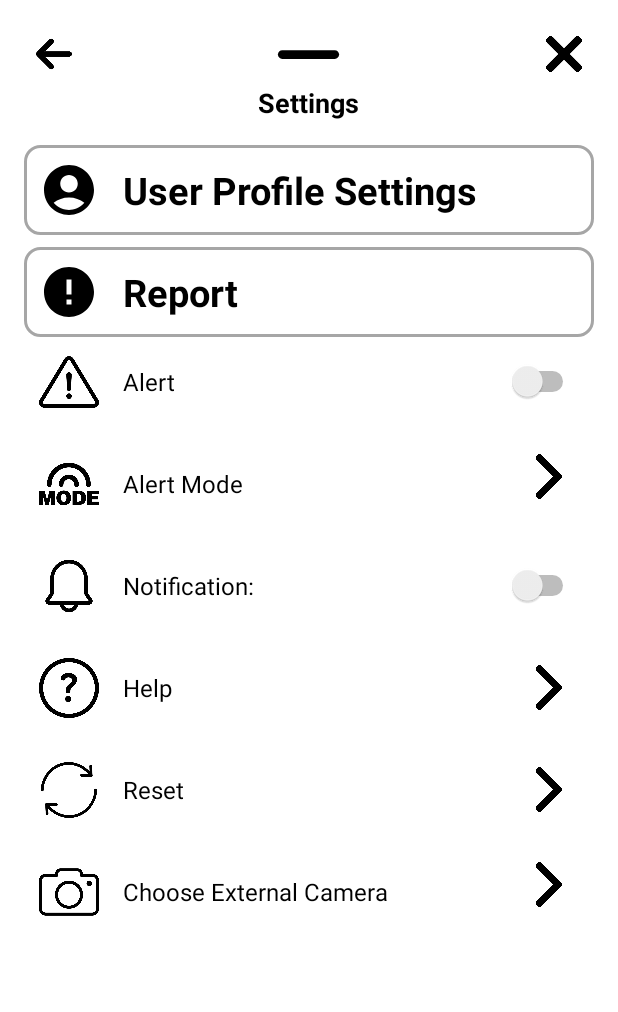
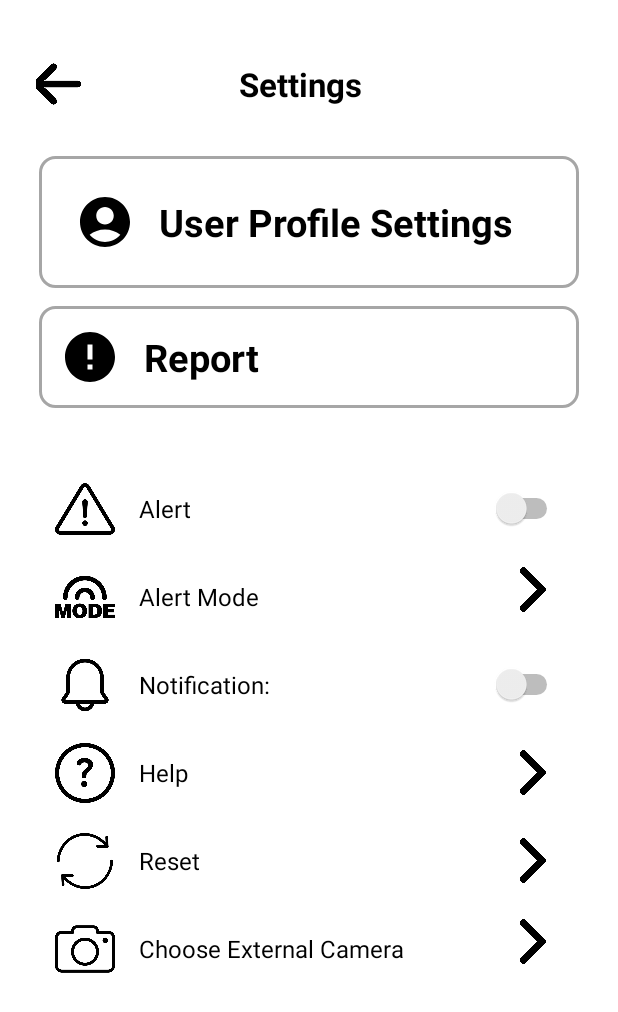
Before and after one commit to DynnKyru/DriveAware-Road_hazard_detector, an Android app: the layout settings.xml on its own in the app's theme, with its tools: preview values and no code run, on a phone screen of 412 x 824 dp. Shown: the top 1012 px of the screen. Run offline under Robolectric (Android 15) with nearby library versions, the phone set to English and light mode, and no system bars.

Commit message:
fixed layout (not yet redesigned)

```diff
--- a/app/src/main/java/com/DynnKyru/driveAware/MainActivity.kt
+++ b/app/src/main/java/com/DynnKyru/driveAware/MainActivity.kt
@@ -68,6 +68,7 @@ import java.io.FileOutputStream
 import java.util.Date
 import java.util.Locale
 import android.app.AlertDialog
+import android.content.Context
 import android.content.Intent
 import android.media.MediaPlayer
 import android.view.animation.OvershootInterpolator
@@ -1335,13 +1336,22 @@ class MainActivity : AppCompatActivity() {
         val isChecked = switch.isChecked
         Toast.makeText(this, if (isChecked) "Night Mode Enabled" else "Night Mode Disabled", Toast.LENGTH_SHORT).show()
     }
+    fun Context.createDialog(layoutId: Int): Dialog {
+        val dialog = Dialog(this)
+        dialog.setContentView(layoutId)
 
-    private fun createDialog(layoutResId: Int): Dialog {
-        val dialog = Dialog(this).apply {
-            requestWindowFeature(Window.FEATURE_NO_TITLE)
-            setContentView(layoutResId)
-        }
-        setupDialogWindow(dialog)
+        // Optional: Make background transparent
+        dialog.window?.setBackgroundDrawableResource(android.R.color.transparent)
+
+        // Optional: Set layout size
+        dialog.window?.setLayout(
+            ViewGroup.LayoutParams.MATCH_PARENT,
+            ViewGroup.LayoutParams.WRAP_CONTENT
+        )
+
+        // Optional: Disable outside touch to dismiss
+        dialog.setCancelable(true)
+
         return dialog
     }
 
--- a/app/src/main/res/layout/settings.xml
+++ b/app/src/main/res/layout/settings.xml
@@ -1,74 +1,58 @@
 <?xml version="1.0" encoding="utf-8"?>
 <LinearLayout xmlns:android="http://schemas.android.com/apk/res/android"
-    xmlns:app="http://schemas.android.com/apk/res-auto"
     android:layout_width="match_parent"
     android:layout_height="match_parent"
     android:background="@android:color/white"
     android:orientation="vertical"
     android:padding="16dp">
 
-    <!-- ✅ Top Bar -->
-    <RelativeLayout
-        android:layout_width="match_parent"
-        android:layout_height="wrap_content"
-        android:padding="8dp">
+    <!-- ✅ Combined Back Button + Title -->
 
-        <!-- Center Top Button -->
-        <ImageView
-            android:id="@+id/topCenterButton"
-            android:layout_width="70dp"
-            android:layout_height="wrap_content"
-            android:layout_centerInParent="true"
-            android:backgroundTint="@color/black"
-            android:scaleType="centerCrop"
-            android:src="@drawable/ic_round_remove_24" />
+    <!-- User Profile Settings -->
 
-        <ImageView
-            android:id="@+id/Backbutton"
-            android:layout_width="24dp"
-            android:layout_height="24dp"
-            android:clickable="true"
-            android:src="@drawable/back_arrow"
-            app:layout_constraintStart_toStartOf="parent"
-            app:layout_constraintTop_toTopOf="parent" />
-        <!-- Cancel (X) Button -->
-        <ImageView
-            android:id="@+id/cancelMenuButton"
-            android:layout_width="24dp"
-            android:layout_height="24dp"
-            android:layout_alignParentEnd="true"
-            android:src="@drawable/ic_exit" />
-    </RelativeLayout>
-
-    <!-- Title -->
     <LinearLayout
         android:layout_width="match_parent"
         android:layout_height="wrap_content"
-        android:gravity="center_horizontal"
         android:orientation="horizontal"
-        android:paddingBottom="8dp">
+        android:gravity="center_vertical"
+        android:paddingStart="8dp"
+        android:paddingEnd="24dp"
+        android:paddingTop="24dp"
+        android:paddingBottom="24dp">
+
+
+    <ImageView
+            android:id="@+id/Backbutton"
+            android:layout_width="32dp"
+            android:layout_height="32dp"
+            android:layout_marginStart="-2dp"
+            android:clickable="true"
+            android:src="@drawable/back_arrow" />
+
 
         <TextView
             android:id="@+id/menuTitle"
             android:layout_width="wrap_content"
             android:layout_height="wrap_content"
+            android:layout_marginStart="105dp"
             android:text="Settings"
             android:textColor="#000000"
-            android:textSize="18sp"
+            android:textSize="22sp"
             android:textStyle="bold" />
 
     </LinearLayout>
 
-    <!-- User Profile Settings -->
     <LinearLayout
         android:id="@+id/layoutProfile"
         android:layout_width="match_parent"
         android:layout_height="wrap_content"
         android:layout_marginTop="8dp"
         android:background="@drawable/border_gray"
+        android:layout_marginStart="10dp"
+        android:layout_marginEnd="10dp"
         android:gravity="center_vertical"
         android:orientation="horizontal"
-        android:padding="10dp">
+        android:padding="24dp">
 
         <ImageView
             android:layout_width="40dp"
@@ -93,10 +77,12 @@
         android:id="@+id/layoutReport"
         android:layout_width="match_parent"
         android:layout_height="wrap_content"
-        android:layout_marginTop="8dp"
+        android:layout_marginTop="12dp"
         android:background="@drawable/border_gray"
+        android:layout_marginStart="10dp"
+        android:layout_marginEnd="10dp"
         android:gravity="center_vertical"
-        android:padding="10dp">
+        android:padding="14dp">
 
         <ImageView
             android:layout_width="40dp"
@@ -119,11 +105,14 @@
     <!-- ✅ Alert Toggle -->
     <LinearLayout
         android:id="@+id/layoutAlerts"
+        android:layout_marginTop="42dp"
         android:layout_width="match_parent"
         android:layout_height="wrap_content"
+        android:layout_marginStart="15dp"
+        android:layout_marginEnd="15dp"
         android:gravity="center_vertical"
         android:orientation="horizontal"
-        android:padding="10dp">
+        android:padding="5dp">
 
         <ImageView
             android:layout_width="40dp"
@@ -153,10 +142,12 @@
         android:id="@+id/layoutAlertMode"
         android:layout_width="match_parent"
         android:layout_height="wrap_content"
+        android:layout_marginStart="15dp"
+        android:layout_marginEnd="15dp"
         android:layout_marginTop="8dp"
         android:gravity="center_vertical"
         android:orientation="horizontal"
-        android:padding="10dp">
+        android:padding="5dp">
 
         <ImageView
             android:layout_width="40dp"
@@ -189,10 +180,12 @@
         android:id="@+id/layoutNotification"
         android:layout_width="match_parent"
         android:layout_height="wrap_content"
+        android:layout_marginStart="15dp"
+        android:layout_marginEnd="15dp"
         android:layout_marginTop="8dp"
         android:gravity="center_vertical"
         android:orientation="horizontal"
-        android:padding="10dp">
+        android:padding="5dp">
 
         <ImageView
             android:layout_width="40dp"
@@ -221,10 +214,12 @@
         android:id="@+id/layoutHelp"
         android:layout_width="match_parent"
         android:layout_height="wrap_content"
+        android:layout_marginStart="15dp"
+        android:layout_marginEnd="15dp"
         android:layout_marginTop="8dp"
         android:gravity="center_vertical"
         android:orientation="horizontal"
-        android:padding="10dp">
+        android:padding="5dp">
 
         <ImageView
             android:layout_width="40dp"
@@ -256,10 +251,12 @@
         android:id="@+id/layoutReset"
         android:layout_width="match_parent"
         android:layout_height="wrap_content"
+        android:layout_marginStart="15dp"
+        android:layout_marginEnd="15dp"
         android:layout_marginTop="8dp"
         android:gravity="center_vertical"
         android:orientation="horizontal"
-        android:padding="10dp">
+        android:padding="5dp">
 
         <ImageView
             android:layout_width="40dp"
@@ -290,10 +287,12 @@
         android:id="@+id/layoutExternalCamera"
         android:layout_width="match_parent"
         android:layout_height="wrap_content"
+        android:layout_marginStart="15dp"
+        android:layout_marginEnd="15dp"
         android:layout_marginTop="8dp"
         android:gravity="center_vertical"
         android:orientation="horizontal"
-        android:padding="10dp">
+        android:padding="5dp">
 
         <ImageView
             android:layout_width="40dp"
```
